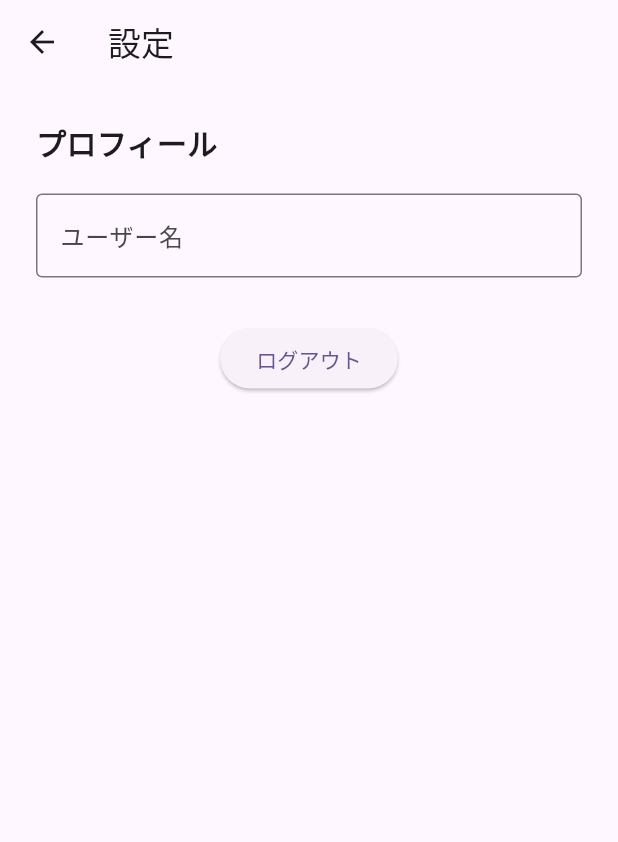
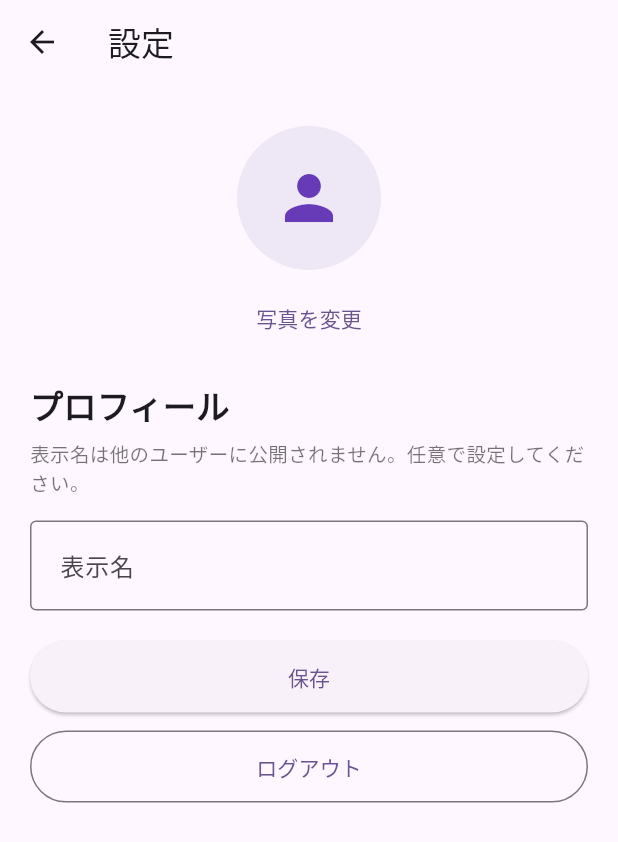
Before and after one commit to wakkkkka/iruka, a Flutter app: the SettingsPage screen opened directly, on a phone screen of 412 x 824 dp. Shown: the top 842 px of the screen. Run offline on Flutter 3.47's test engine with Material 3 defaults, Android fonts, the phone set to English and light mode, and no system bars; our stand-ins replace camera, fl_chart, image_picker; missing offline and left inert: amplify_auth_cognito, amplify_flutter.

Commit message:
ログインと新規機能
認証機能、設定画面UIの追加

```diff
--- a/flutter_app/coordinate/lib/screens/settings_page.dart
+++ b/flutter_app/coordinate/lib/screens/settings_page.dart
@@ -1,4 +1,8 @@
+import 'dart:io';
+
+import 'package:flutter/foundation.dart' show kIsWeb;
 import 'package:flutter/material.dart';
+import 'package:image_picker/image_picker.dart';
 import '../services/auth_service.dart';
 
 class SettingsPage extends StatefulWidget {
@@ -12,6 +16,8 @@ class _SettingsPageState extends State<SettingsPage> {
   final AuthService _authService = AuthService();
   bool _isLoading = false;
   String? _errorMessage;
+  String? _avatarPath;
+  final ImagePicker _picker = ImagePicker();
 
   Future<void> _handleSignOut() async {
     setState(() {
@@ -37,20 +43,50 @@ class _SettingsPageState extends State<SettingsPage> {
   Widget build(BuildContext context) {
     return Scaffold(
       appBar: AppBar(title: const Text('設定')),
-      body: Padding(
-        padding: const EdgeInsets.all(24.0),
+      body: SingleChildScrollView(
+        child: Padding(
+          padding: const EdgeInsets.symmetric(horizontal: 20.0, vertical: 28.0),
           child: Column(
             crossAxisAlignment: CrossAxisAlignment.start,
             children: [
+              Center(
+                child: Column(
+                  children: [
+                    CircleAvatar(
+                      radius: 48,
+                      backgroundColor: Colors.deepPurple.shade50,
+                      child: _avatarPath == null
+                          ? Icon(Icons.person, size: 48, color: Colors.deepPurple)
+                          : ClipOval(
+                              child: kIsWeb
+                                  ? Image.network(_avatarPath!, width: 96, height: 96, fit: BoxFit.cover)
+                                  : Image.file(File(_avatarPath!), width: 96, height: 96, fit: BoxFit.cover),
+                            ),
+                    ),
+                    const SizedBox(height: 8),
+                    TextButton(
+                      onPressed: _showImageSourceSheet,
+                      child: const Text('写真を変更'),
+                    ),
+                  ],
+                ),
+              ),
+              const SizedBox(height: 18),
               const Text(
                 'プロフィール',
-              style: TextStyle(fontSize: 20, fontWeight: FontWeight.bold),
+                style: TextStyle(fontSize: 22, fontWeight: FontWeight.bold),
               ),
-            const SizedBox(height: 20),
+              const SizedBox(height: 8),
+              const Text(
+                '表示名は他のユーザーに公開されません。任意で設定してください。',
+                style: TextStyle(fontSize: 13, color: Colors.black54),
+              ),
+              const SizedBox(height: 16),
               TextField(
                 decoration: InputDecoration(
-                labelText: 'ユーザー名',
+                  labelText: '表示名',
                   border: OutlineInputBorder(),
+                  contentPadding: const EdgeInsets.symmetric(horizontal: 16, vertical: 18),
                 ),
               ),
               if (_errorMessage != null) ...[
@@ -60,10 +96,33 @@ class _SettingsPageState extends State<SettingsPage> {
                   style: const TextStyle(color: Colors.red, fontSize: 14),
                 ),
               ],
-            const SizedBox(height: 30),
-            Center(
+              const SizedBox(height: 20),
+              SizedBox(
+                width: double.infinity,
                 child: ElevatedButton(
+                  onPressed: () {
+                    // TODO: プロフィール保存ロジック
+                    ScaffoldMessenger.of(context).showSnackBar(
+                      const SnackBar(content: Text('プロフィールを保存しました（仮）')),
+                    );
+                  },
+                  style: ElevatedButton.styleFrom(
+                    shape: const StadiumBorder(),
+                    padding: const EdgeInsets.symmetric(vertical: 14),
+                  ),
+                  child: const Text('保存'),
+                ),
+              ),
+              const SizedBox(height: 12),
+
+              SizedBox(
+                width: double.infinity,
+                child: OutlinedButton(
                   onPressed: _isLoading ? null : _handleSignOut,
+                  style: OutlinedButton.styleFrom(
+                    padding: const EdgeInsets.symmetric(vertical: 14),
+                    shape: const StadiumBorder(),
+                  ),
                   child: _isLoading
                       ? const SizedBox(
                           height: 20,
@@ -76,6 +135,64 @@ class _SettingsPageState extends State<SettingsPage> {
             ],
           ),
         ),
+      ),
+    );
+  }
+
+  void _showImageSourceSheet() {
+    showModalBottomSheet<void>(
+      context: context,
+      builder: (BuildContext ctx) {
+        return SafeArea(
+          child: Column(
+            mainAxisSize: MainAxisSize.min,
+            children: <Widget>[
+              ListTile(
+                leading: const Icon(Icons.photo_library),
+                title: const Text('ギャラリーから選択'),
+                onTap: () {
+                  Navigator.pop(ctx);
+                  _pickImage(ImageSource.gallery);
+                },
+              ),
+              ListTile(
+                leading: const Icon(Icons.camera_alt),
+                title: const Text('カメラで撮影'),
+                onTap: () {
+                  Navigator.pop(ctx);
+                  _pickImage(ImageSource.camera);
+                },
+              ),
+              ListTile(
+                leading: const Icon(Icons.close),
+                title: const Text('キャンセル'),
+                onTap: () => Navigator.pop(ctx),
+              ),
+            ],
+          ),
+        );
+      },
+    );
+  }
+
+  Future<void> _pickImage(ImageSource source) async {
+    try {
+      // camera may not be available on some platforms
+      if (!kIsWeb && Platform.isLinux && source == ImageSource.camera) {
+        ScaffoldMessenger.of(context).showSnackBar(
+          const SnackBar(content: Text('この環境ではカメラが利用できません')),
+        );
+        return;
+      }
+      final XFile? file = await _picker.pickImage(source: source, maxWidth: 1080);
+      if (file == null) return;
+      setState(() {
+        _avatarPath = file.path;
+      });
+    } catch (e) {
+      ScaffoldMessenger.of(context).showSnackBar(
+        SnackBar(content: Text('画像選択エラー: $e')),
       );
     }
   }
+}
```
Also changed, not shown: flutter_app/coordinate/lib/main.dart (+15 -2 lines), flutter_app/coordinate/lib/screens/camera_page.dart (+7 -1 lines), flutter_app/coordinate/lib/screens/login_page.dart (+32 -8 lines), flutter_app/coordinate/lib/screens/registration_complete_page.dart (added, +32 -0 lines), flutter_app/coordinate/lib/screens/review_page.dart (added, +102 -0 lines), flutter_app/coordinate/lib/services/auth_service.dart (+12 -16 lines). Lines whose indentation alone changed are shown as unchanged.
